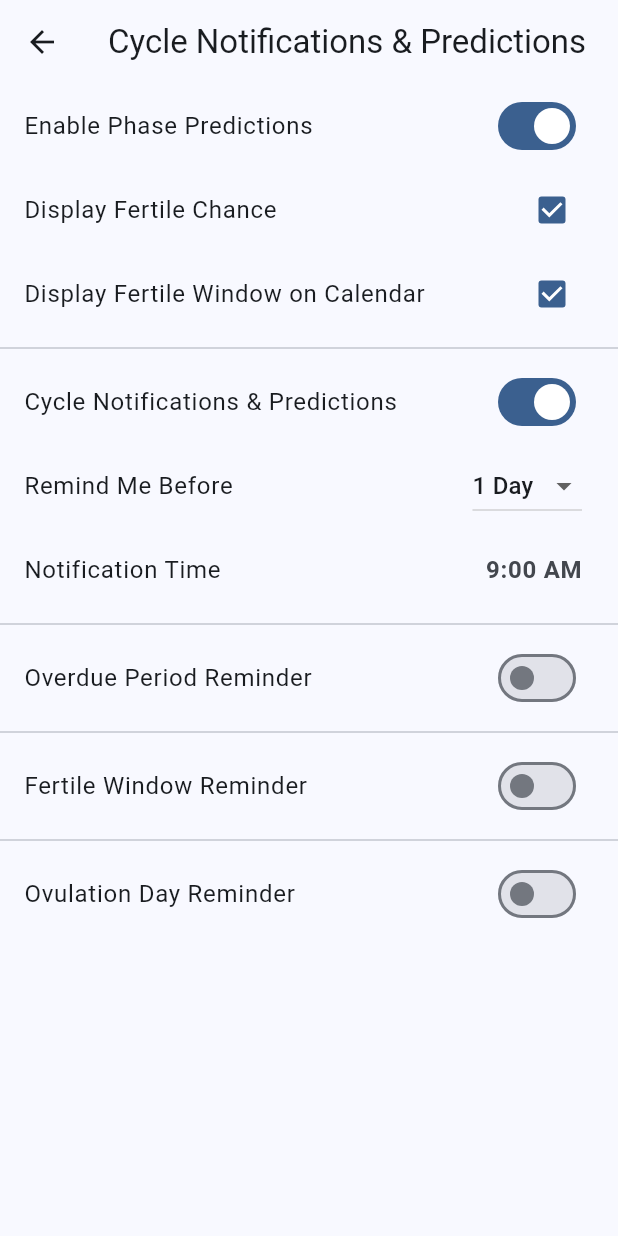
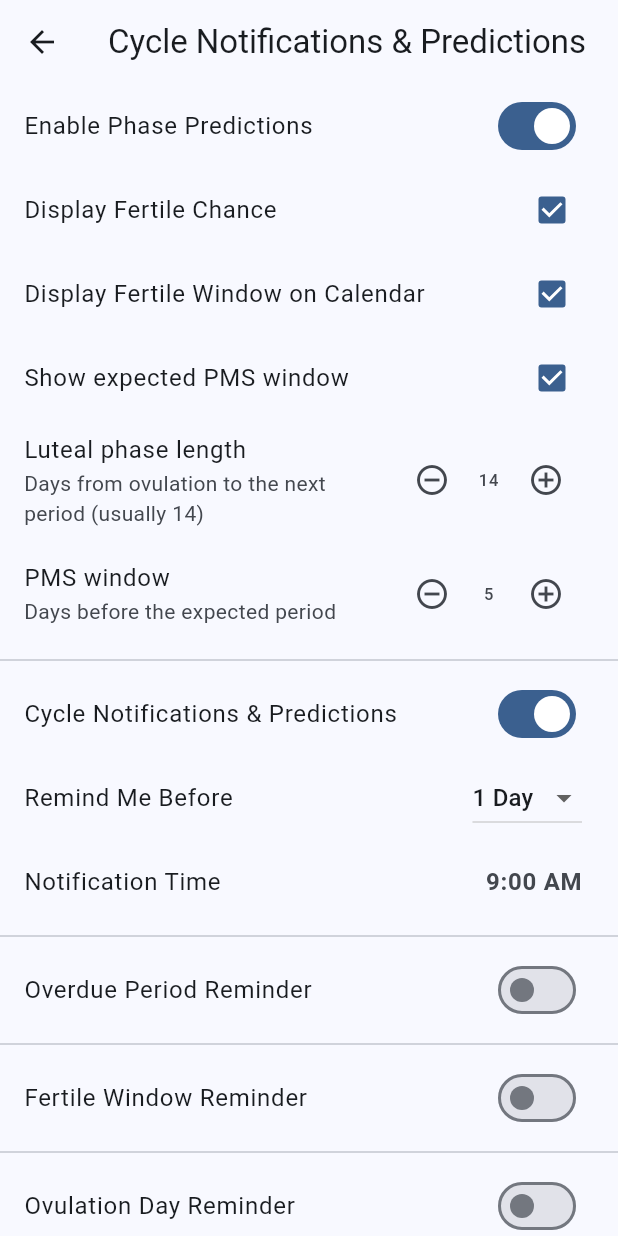
Before and after one commit to burakaydogmus/ruya, a Flutter app: the CycleNotificationsAndPredictionsScreen screen opened directly, on a phone screen of 412 x 824 dp. Run offline on Flutter 3.47's test engine with Material 3 defaults, Android fonts, the phone set to English and light mode, and no system bars; drawn by our look-alikes of dynamic_color; our stand-ins replace file_picker, fl_chart, flutter_colorpicker, flutter_local_notifications, flutter_secure_storage, flutter_timezone and 6 more; missing offline and left inert: age_calculator, cryptography, home_widget, scrollable_clean_calendar, watch_connectivity; accounts and stored records are empty; generated files the repository leaves out were written again.

Commit message:
Add luteal/PMS settings, release signing fallback, version 1.0.0
- Settings > Cycle: show PMS window, luteal phase length (10-16) and PMS
  days (1-10); predictions refresh immediately
- Release builds use android/app/key.properties when present, otherwise the
  debug key so RUYA.apk installs locally
- App version 1.0.0+1 (new applicationId, fresh version line)

```diff
--- a/app/lib/l10n/app_en.arb
+++ b/app/lib/l10n/app_en.arb
@@ -1589,5 +1589,25 @@
     "backup_restoreFailed": "Restore failed. Your data was not changed.",
     "@backup_restoreFailed": {
         "description": "Snackbar"
+    },
+    "cycleSettings_showPms": "Show expected PMS window",
+    "@cycleSettings_showPms": {
+        "description": "Cycle setting"
+    },
+    "cycleSettings_lutealLength": "Luteal phase length",
+    "@cycleSettings_lutealLength": {
+        "description": "Cycle setting"
+    },
+    "cycleSettings_lutealLengthHint": "Days from ovulation to the next period (usually 14)",
+    "@cycleSettings_lutealLengthHint": {
+        "description": "Cycle setting hint"
+    },
+    "cycleSettings_pmsDays": "PMS window",
+    "@cycleSettings_pmsDays": {
+        "description": "Cycle setting"
+    },
+    "cycleSettings_pmsDaysHint": "Days before the expected period",
+    "@cycleSettings_pmsDaysHint": {
+        "description": "Cycle setting hint"
     }
 }
--- a/app/lib/l10n/app_tr.arb
+++ b/app/lib/l10n/app_tr.arb
@@ -532,5 +532,10 @@
     "backup_replaceAndRestore": "Değiştir ve geri yükle",
     "backup_restoring": "Geri yükleniyor…",
     "backup_restored": "Yedek geri yüklendi",
-    "backup_restoreFailed": "Geri yükleme başarısız. Verilerin değiştirilmedi."
+    "backup_restoreFailed": "Geri yükleme başarısız. Verilerin değiştirilmedi.",
+    "cycleSettings_showPms": "Beklenen PMS dönemini göster",
+    "cycleSettings_lutealLength": "Luteal faz süresi",
+    "cycleSettings_lutealLengthHint": "Yumurtlamadan sonraki regle kadar gün (genellikle 14)",
+    "cycleSettings_pmsDays": "PMS dönemi",
+    "cycleSettings_pmsDaysHint": "Beklenen regl öncesi gün sayısı"
 }
--- a/app/lib/screens/settings/sections/cycle_notifications_and_predictions_screen.dart
+++ b/app/lib/screens/settings/sections/cycle_notifications_and_predictions_screen.dart
@@ -1,3 +1,5 @@
+import 'package:ruya/utils/constants.dart';
+import 'package:ruya/coordinators/data_refresh_coordinator.dart';
 import 'package:flutter/material.dart';
 import 'package:ruya/l10n/app_localizations.dart';
 import 'package:ruya/services/settings_service.dart';
@@ -85,6 +87,37 @@ class CycleNotificationsAndPredictionsScreen extends StatelessWidget {
               value: settingsService.displayFertileWindowOnCalendar,
               onChanged: (val) => settingsService.setDisplayFertileWindowOnCalendar(val ?? false),
             ),
+            CheckboxListTile(
+              title: Text(l10n.cycleSettings_showPms),
+              value: settingsService.showPmsWindow,
+              onChanged: (val) async {
+                await settingsService.setShowPmsWindow(val ?? false);
+                if (context.mounted) _refreshPredictions(context);
+              },
+            ),
+            _StepperTile(
+              title: l10n.cycleSettings_lutealLength,
+              subtitle: l10n.cycleSettings_lutealLengthHint,
+              value: settingsService.lutealPhaseLength,
+              min: kMinLutealPhaseLength,
+              max: kMaxLutealPhaseLength,
+              onChanged: (v) async {
+                await settingsService.setLutealPhaseLength(v);
+                if (context.mounted) _refreshPredictions(context);
+              },
+            ),
+            if (settingsService.showPmsWindow)
+              _StepperTile(
+                title: l10n.cycleSettings_pmsDays,
+                subtitle: l10n.cycleSettings_pmsDaysHint,
+                value: settingsService.pmsDays,
+                min: kMinPmsDays,
+                max: kMaxPmsDays,
+                onChanged: (v) async {
+                  await settingsService.setPmsDays(v);
+                  if (context.mounted) _refreshPredictions(context);
+                },
+              ),
           ],
           const Divider(),
           SwitchListTile(
@@ -245,3 +278,49 @@ class CycleNotificationsAndPredictionsScreen extends StatelessWidget {
     );
   }
 }
+
+/// Recomputes predictions after a cycle setting changed.
+void _refreshPredictions(BuildContext context) {
+  final l10n = AppLocalizations.of(context)!;
+  context.read<DataRefreshCoordinator>().onLogsChanged(l10n);
+}
+
+class _StepperTile extends StatelessWidget {
+  const _StepperTile({
+    required this.title,
+    required this.subtitle,
+    required this.value,
+    required this.min,
+    required this.max,
+    required this.onChanged,
+  });
+
+  final String title;
+  final String subtitle;
+  final int value;
+  final int min;
+  final int max;
+  final ValueChanged<int> onChanged;
+
+  @override
+  Widget build(BuildContext context) {
+    return ListTile(
+      title: Text(title),
+      subtitle: Text(subtitle),
+      trailing: Row(
+        mainAxisSize: MainAxisSize.min,
+        children: [
+          IconButton(
+            icon: const Icon(Icons.remove_circle_outline),
+            onPressed: value > min ? () => onChanged(value - 1) : null,
+          ),
+          SizedBox(width: 28, child: Text('$value', textAlign: TextAlign.center)),
+          IconButton(
+            icon: const Icon(Icons.add_circle_outline),
+            onPressed: value < max ? () => onChanged(value + 1) : null,
+          ),
+        ],
+      ),
+    );
+  }
+}
--- a/app/pubspec.yaml
+++ b/app/pubspec.yaml
@@ -2,7 +2,7 @@ name: ruya
 description: "RUYA - your private, offline cycle tracker."
 publish_to: 'none'
 
-version: 4.2.4+31
+version: 1.0.0+1
 
 environment:
   sdk: ^3.8.1
```
Also changed, not shown: 3 other files.
